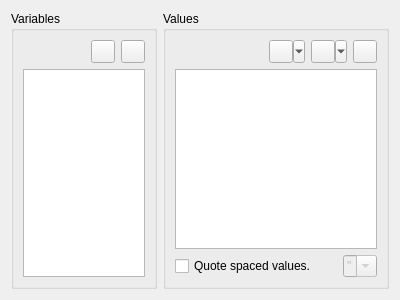
Above: v2/branches/newxup/monkey/src/xupmanager/gui/VariablesEditor.ui from testmana2/mks before the change. Below: the same form after it.
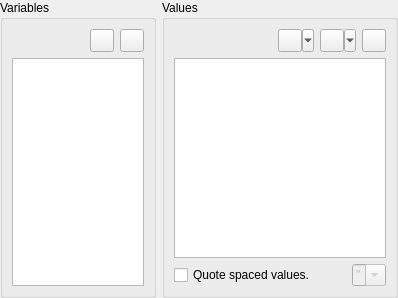
That is the form after the change. Icons and pictures are not drawn.

Commit message: newxup WIP - new VariablesEditor widget is now 100% finished.

```diff
--- a/v2/branches/newxup/monkey/src/xupmanager/gui/VariablesEditor.ui
+++ b/v2/branches/newxup/monkey/src/xupmanager/gui/VariablesEditor.ui
@@ -6,11 +6,14 @@
    <rect>
     <x>0</x>
     <y>0</y>
-    <width>400</width>
-    <height>300</height>
+    <width>398</width>
+    <height>298</height>
    </rect>
   </property>
   <layout class="QHBoxLayout" name="horizontalLayout">
+   <property name="margin">
+    <number>0</number>
+   </property>
    <item>
     <widget class="QGroupBox" name="gbVariables">
      <property name="maximumSize">
```
The commit also changes 3 other files.
